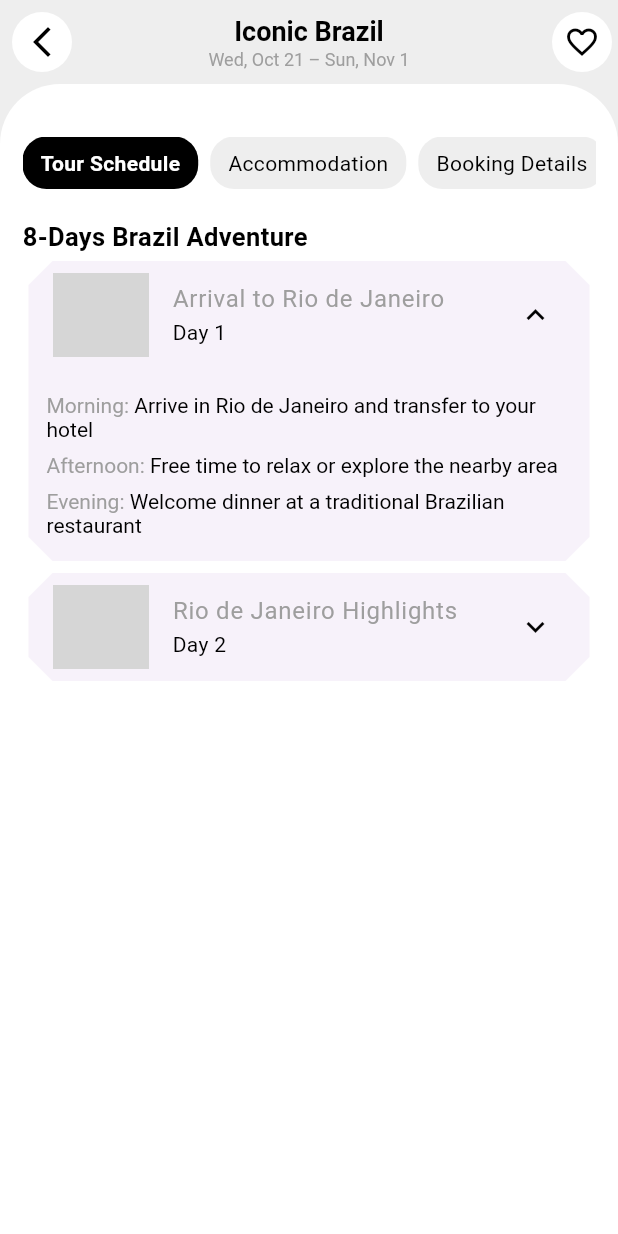
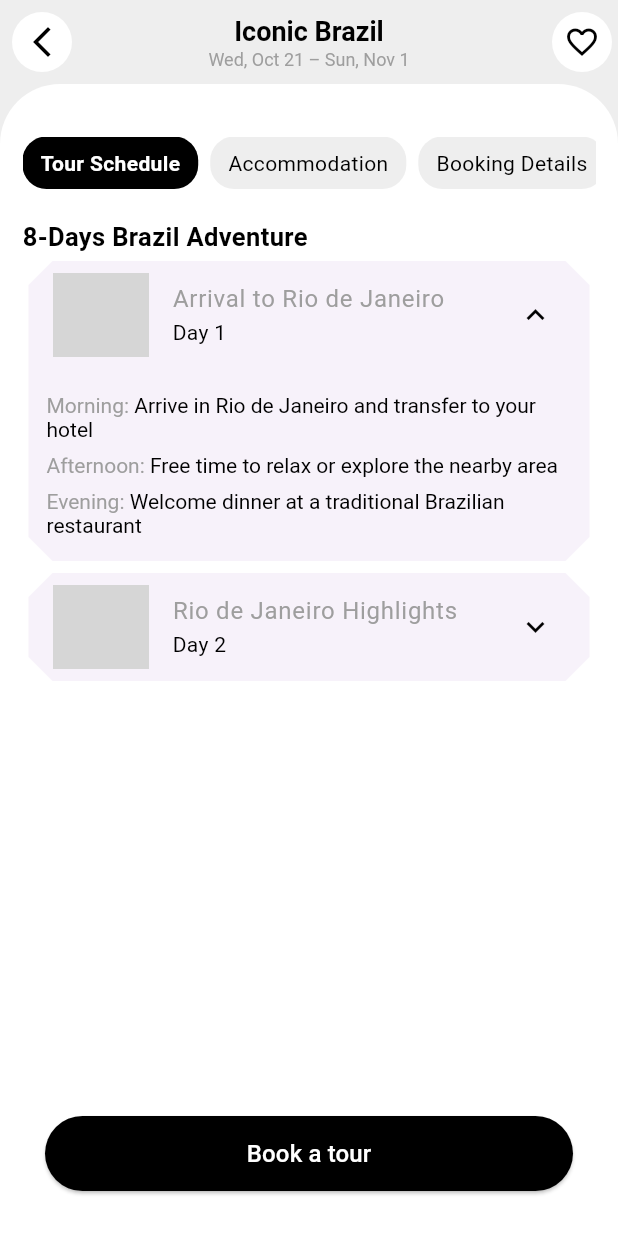
Before and after one commit to Moamen-ahmed-13/task, a Flutter app: the DetailsScreen screen opened by its route, after a tap on "Arrival to Rio de Janeiro", on a phone screen of 412 x 824 dp. Run offline on Flutter 3.47's test engine with Material 3 defaults, Android fonts, the phone set to English and light mode, and no system bars; our stand-ins replace firebase_auth, firebase_core, get, google_sign_in; accounts and stored records are empty; network calls fail; grey boxes are pictures that could not be loaded.

Commit message:
App Booking Button Created

```diff
--- a/lib/presentation/screens/pages/details.dart
+++ b/lib/presentation/screens/pages/details.dart
@@ -33,7 +33,7 @@ class DetailsScreen extends GetWidget<DetailsController> {
                     fontSize: 17,
                     fontWeight: FontWeight.w600)),
             Expanded(child: _buildScheduleList()),
-            // _buildBookButton(),
+            _buildBookButton(),
           ],
         ),
       ),
@@ -174,12 +174,26 @@ class DetailsScreen extends GetWidget<DetailsController> {
 
   Widget _scheduleDetailItem(String time, String description) {
     return Padding(
-      padding: const EdgeInsets.symmetric(vertical: 4),
-      child: RichText(text: TextSpan(children: [
-        TextSpan(
-            text: '$time: ',style: TextStyle(color: Colors.grey)),
-            TextSpan(text: description,style: TextStyle(color: Colors.black)),
-      ]))
+        padding: const EdgeInsets.symmetric(vertical: 4),
+        child: RichText(
+            text: TextSpan(children: [
+          TextSpan(text: '$time: ', style: TextStyle(color: Colors.grey)),
+          TextSpan(text: description, style: TextStyle(color: Colors.black)),
+        ])));
+  }
+
+  Widget _buildBookButton() {
+    return Padding(
+      padding: const EdgeInsets.all(15),
+    child: ElevatedButton(onPressed: () {
+
+    },style: ElevatedButton.styleFrom(
+          backgroundColor: Colors.black,
+          shape: RoundedRectangleBorder(borderRadius: BorderRadius.circular(32)),
+          minimumSize: const Size(double.infinity, 50),
+        ),
+        child: const Text("Book a tour", style: TextStyle(color: Colors.white, fontSize: 16)),
+      ),
     );
   }
 }
```
